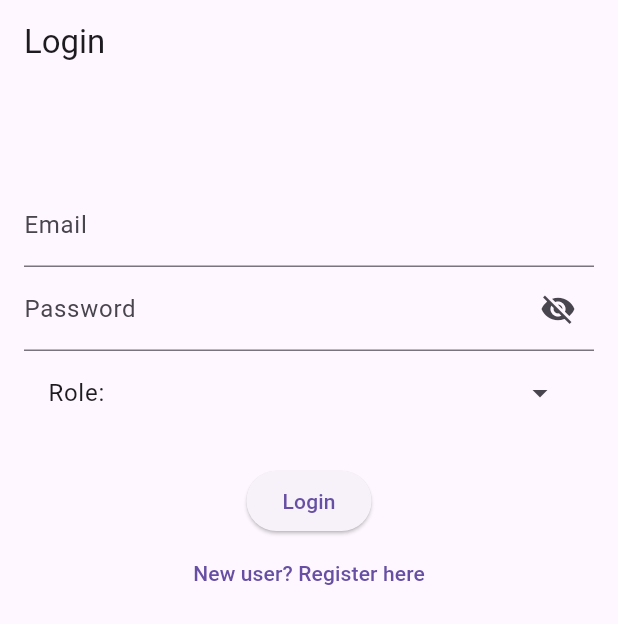
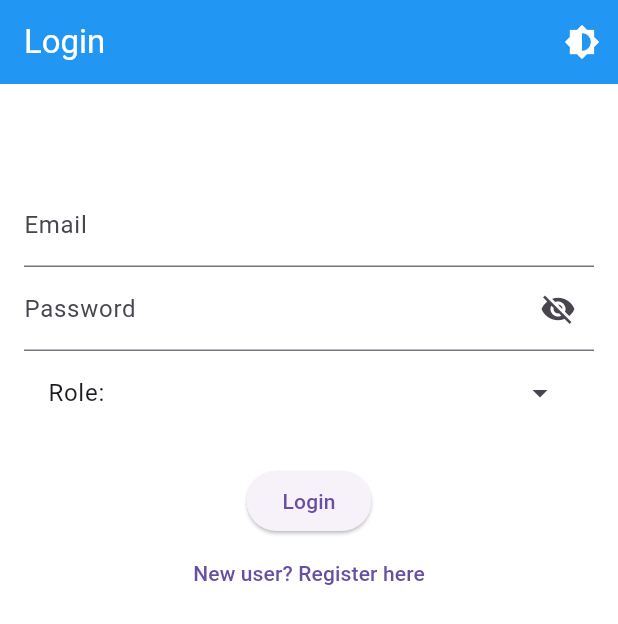
Before and after one commit to Sammisam8888/Attendance-App, a Flutter app: the screen it shows after launch, on a phone screen of 412 x 824 dp. Shown: the top 624 px of the screen. Run offline on Flutter 3.47's test engine with Material 3 defaults, Android fonts, the phone set to English and light mode, and no system bars; our stand-ins replace camera, permission_handler; missing offline and left inert: qr_code_scanner_plus; statements that could not run were skipped.

Commit message:
failed-implementing-darkmode

```diff
--- a/frontend/attendance_app/lib/main.dart
+++ b/frontend/attendance_app/lib/main.dart
@@ -4,8 +4,11 @@ import 'screens/register_view.dart';
 import 'screens/teacher_dashboard.dart';
 import 'screens/student_dashboard.dart';
 import 'screens/face_registration.dart';
+import 'screens/logger.dart'; // Import the logger and theme toggle
+import 'utils/themes.dart'; // Import themes
 
 void main() {
+  setupLogger();
   runApp(MyApp());
 }
 
@@ -13,9 +16,15 @@ class MyApp extends StatelessWidget {
   const MyApp({super.key});
   @override
   Widget build(BuildContext context) {
+    return ValueListenableBuilder<ThemeMode>(
+      valueListenable: themeNotifier,
+      builder: (_, ThemeMode currentMode, __) {
         return MaterialApp(
           debugShowCheckedModeBanner: false,
           title: 'Attendance App',
+          theme: lightTheme,
+          darkTheme: darkTheme,
+          themeMode: currentMode,
           initialRoute: '/',
           routes: {
             '/': (context) => LoginScreen(),
@@ -25,5 +34,7 @@ class MyApp extends StatelessWidget {
             '/face_registration': (context) => FaceRegistration(),
           },
         );
+      },
+    );
   }
 }
--- a/frontend/attendance_app/lib/screens/logger.dart
+++ b/frontend/attendance_app/lib/screens/logger.dart
@@ -1,6 +1,9 @@
 import 'package:logging/logging.dart';
+import 'package:flutter/material.dart';
+import '../utils/themes.dart'; // Import themes
 
 final Logger logger = Logger('AttendanceApp');
+final ValueNotifier<ThemeMode> themeNotifier = ValueNotifier(ThemeMode.light);
 
 void setupLogger() {
   logger.level = Level.ALL;
@@ -8,3 +11,7 @@ void setupLogger() {
     print('${record.level.name}: ${record.time}: ${record.message}');
   });
 }
+
+void toggleThemeMode() {
+  themeNotifier.value = themeNotifier.value == ThemeMode.light ? ThemeMode.dark : ThemeMode.light;
+}
--- a/frontend/attendance_app/lib/screens/login_view.dart
+++ b/frontend/attendance_app/lib/screens/login_view.dart
@@ -4,7 +4,8 @@ import 'dart:convert';
 import 'teacher_dashboard.dart';
 import 'student_dashboard.dart';
 import 'register_view.dart';
-import 'package:logging/logging.dart'; // Add this import
+import 'logger.dart'; // Import the logger and theme toggle
+import '../utils/themes.dart'; // Import themes
 
 class LoginScreen extends StatefulWidget {
   const LoginScreen({super.key});
@@ -14,13 +15,16 @@ class LoginScreen extends StatefulWidget {
 }
 
 class LoginScreenState extends State<LoginScreen> {
+  void toggleThemeMode() {
+    themeNotifier.value = themeNotifier.value == ThemeMode.light ? ThemeMode.dark : ThemeMode.light;
+    logger.info('Theme mode toggled');
+  }
   final _emailController = TextEditingController();
   final _passwordController = TextEditingController();
   final _rollNoController = TextEditingController(); // Add this line
   String _role = '';
   bool _isLoading = false;
   bool _passwordVisible = false; // Password visibility toggle
-  final Logger logger = Logger('LoginScreen'); // Add this line
 
   Future<void> _login() async {
     setState(() {
@@ -116,7 +120,15 @@ class LoginScreenState extends State<LoginScreen> {
   @override
   Widget build(BuildContext context) {
     return Scaffold(
-      appBar: AppBar(title: Text('Login')),
+      appBar: AppBar(
+        title: Text('Login'),
+        actions: [
+          IconButton(
+            icon: Icon(Icons.brightness_6),
+            onPressed: toggleThemeMode, // Use the toggle function
+          ),
+        ],
+      ),
       body: SingleChildScrollView( // Wrap the body in SingleChildScrollView
         keyboardDismissBehavior: ScrollViewKeyboardDismissBehavior.onDrag, // Dismiss keyboard on scroll
         child: Padding(
--- a/frontend/attendance_app/lib/screens/teacher_dashboard.dart
+++ b/frontend/attendance_app/lib/screens/teacher_dashboard.dart
@@ -8,6 +8,8 @@ import 'package:logging/logging.dart'; // Correct import
 import 'qr_code_generator.dart'; // Import the QRCodeGenerator screen
 import 'view_details_screen.dart'; // Import the ViewDetailsScreen
 import 'package:intl/intl.dart'; // Import for date and time formatting
+import 'logger.dart'; // Import the logger and theme toggle
+import '../utils/themes.dart'; // Import themes
 
 class TeacherDashboard extends StatefulWidget {
   const TeacherDashboard({super.key});
@@ -255,6 +257,10 @@ class TeacherDashboardState extends State<TeacherDashboard> with SingleTickerPro
       appBar: AppBar(
         title: Text('Teacher Dashboard'),
         actions: [
+          IconButton(
+            icon: Icon(Icons.brightness_6),
+            onPressed: toggleThemeMode, // Use the toggle function
+          ),
           Padding(
             padding: EdgeInsets.symmetric(horizontal: 16.0),
             child: ElevatedButton(
```
Also changed, not shown: frontend/attendance_app/lib/screens/face_registration.dart (+11 -1 lines), frontend/attendance_app/lib/screens/face_scan_view.dart (+11 -1 lines), frontend/attendance_app/lib/screens/qr_code_generator.dart (+11 -1 lines), frontend/attendance_app/lib/screens/qr_scan_screen.dart (+11 -1 lines), frontend/attendance_app/lib/screens/register_view.dart (+14 -3 lines), frontend/attendance_app/lib/screens/student_dashboard.dart (+11 -1 lines), frontend/attendance_app/lib/screens/success_view.dart (+11 -1 lines), frontend/attendance_app/lib/screens/view_details_screen.dart (+11 -1 lines). Lines whose indentation alone changed are shown as unchanged.
